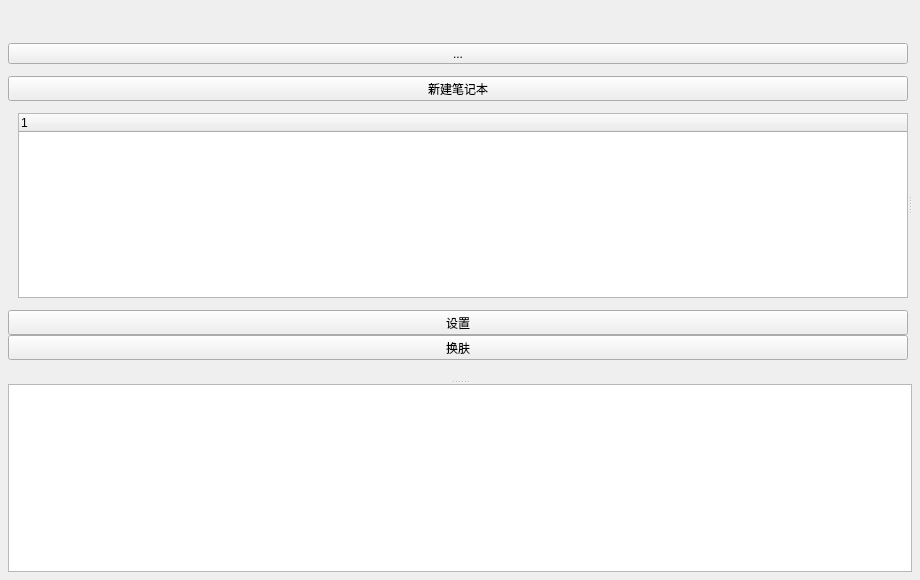
First picture: the form in App/windows/mainwindow.ui, repository kevinWu7/LifeNote, before the edit.
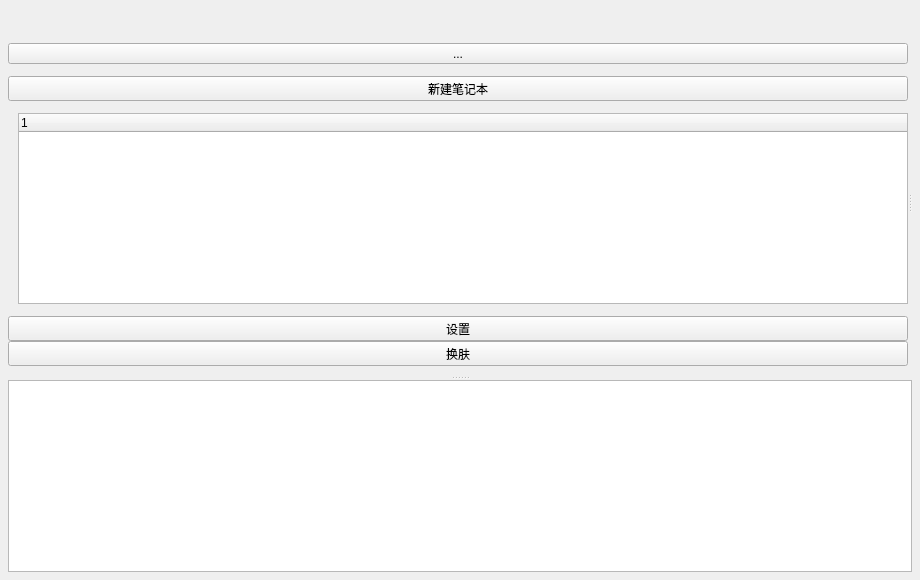
Second picture: the form after the edit. Custom widgets are drawn as their Qt base class.

Diff of the .ui file:
```diff
--- a/App/windows/mainwindow.ui
+++ b/App/windows/mainwindow.ui
@@ -216,7 +216,7 @@
               </property>
               <layout class="QVBoxLayout" name="verticalLayout_6">
                <property name="spacing">
-                <number>3</number>
+                <number>0</number>
                </property>
                <property name="leftMargin">
                 <number>0</number>
@@ -246,7 +246,7 @@
                    <number>0</number>
                   </property>
                   <property name="bottomMargin">
-                   <number>10</number>
+                   <number>0</number>
                   </property>
                   <item>
                    <widget class="QToolButton" name="systemSettingBtn">
```
